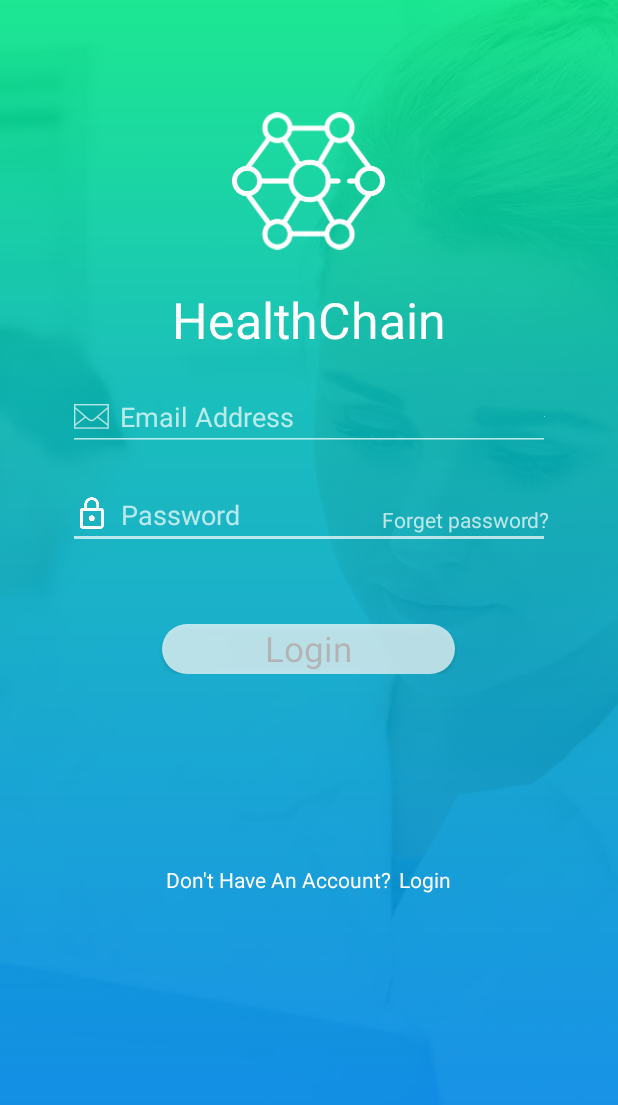
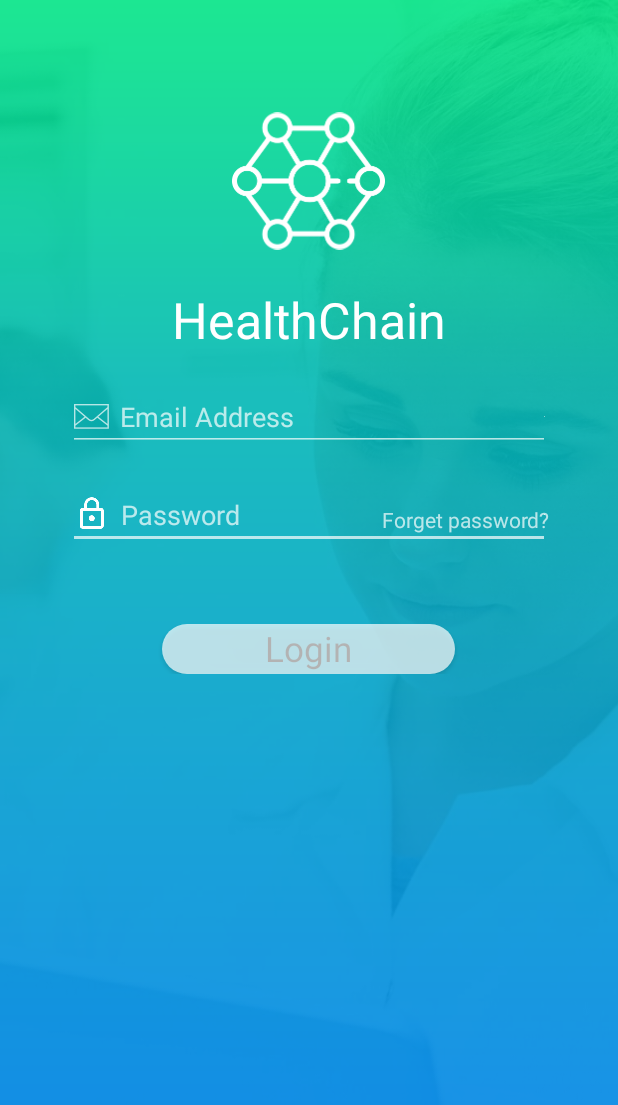
Before and after one commit to MohamedHashim/HealthChain, an Android app: the screen it shows after launch (LoginActivity), on a phone screen of 412 x 824 dp. Shown: the top 1105 px of the screen. Run offline under Robolectric (Android 15) with nearby library versions, the phone set to English and light mode, and no system bars; libraries missing offline, so code that uses them is left out: br.com.simplepass; plain views replace CircularProgressImageButton; 2 statements that could not run were skipped.

```diff
--- a/app/src/main/java/com/mohamedhashim/healthchain/LoginActivity.java
+++ /dev/null
@@ -1,13 +0,0 @@
-package com.mohamedhashim.healthchain;
-
-import android.support.v7.app.AppCompatActivity;
-import android.os.Bundle;
-
-public class LoginActivity extends AppCompatActivity {
-
-    @Override
-    protected void onCreate(Bundle savedInstanceState) {
-        super.onCreate(savedInstanceState);
-        setContentView(R.layout.activity_login);
-    }
-}
--- /dev/null
+++ b/app/src/main/java/com/mohamedhashim/healthchain/LoginActivity.kt
@@ -0,0 +1,24 @@
+package com.mohamedhashim.healthchain
+
+import android.content.Intent
+import android.os.Bundle
+import android.support.v7.app.AppCompatActivity
+import br.com.simplepass.loading_button_lib.customViews.CircularProgressImageButton
+
+/**
+ * Created by Mohamed Hashim on 6/17/2018.
+ */
+class LoginActivity : AppCompatActivity() {
+
+    private lateinit var login_btn: CircularProgressImageButton
+
+    override fun onCreate(savedInstanceState: Bundle?) {
+        super.onCreate(savedInstanceState)
+        setContentView(R.layout.activity_login)
+        login_btn = findViewById<CircularProgressImageButton>(R.id.btn_login)
+        login_btn.setOnClickListener {
+            var intent: Intent = Intent(this, DashboardActivity::class.java)
+            startActivity(intent)
+        }
+    }
+}
--- /dev/null
+++ b/app/src/main/res/drawable/rounded_shape_toolbar.xml
@@ -0,0 +1,6 @@
+<?xml version="1.0" encoding="utf-8"?>
+<shape xmlns:android="http://schemas.android.com/apk/res/android"
+    android:shape="rectangle">
+    <corners android:bottomLeftRadius="150dp"
+        android:bottomRightRadius="150dp"/>
+</shape>
--- a/app/src/main/res/layout/activity_login.xml
+++ b/app/src/main/res/layout/activity_login.xml
@@ -118,26 +118,4 @@
             android:textColor="@color/black"
             android:textSize="23sp" />
     </FrameLayout>
-
-    <LinearLayout
-        android:layout_width="match_parent"
-        android:layout_height="wrap_content"
-        android:layout_marginBottom="15dp"
-        android:layout_marginTop="100dp"
-        android:gravity="center|bottom">
-
-        <TextView
-            android:layout_width="wrap_content"
-            android:layout_height="wrap_content"
-            android:layout_marginRight="5dp"
-            android:text="@string/dont_have_account"
-            android:textColor="@color/white" />
-
-        <TextView
-            android:layout_width="wrap_content"
-            android:layout_height="wrap_content"
-            android:text="@string/login"
-            android:textColor="@color/white" />
-    </LinearLayout>
-
 </LinearLayout>
```
Also changed, not shown: app/build.gradle (+9 -5 lines), app/src/main/AndroidManifest.xml (+6 -2 lines), app/src/main/java/com/mohamedhashim/healthchain/DashboardActivity.kt (added, +15 -0 lines), app/src/main/res/layout/activity_dashboard.xml (added, +37 -0 lines), app/src/main/res/layout/content_dashboard.xml (added, +19 -0 lines), app/src/main/res/layout/dashboard_toolbar.xml (added, +16 -0 lines), app/src/main/res/menu/navigation_drawer.xml (added, +12 -0 lines), app/src/main/res/values/dimens.xml (+19 -0 lines), app/src/main/res/drawable-hdpi/toolbar_background.png (added), app/src/main/res/drawable-mdpi/toolbar_background.png (added), app/src/main/res/drawable-xhdpi/toolbar_background.png (added), app/src/main/res/drawable-xxhdpi/toolbar_background.png (added), app/src/main/res/drawable-xxxhdpi/toolbar_background.png (added).
